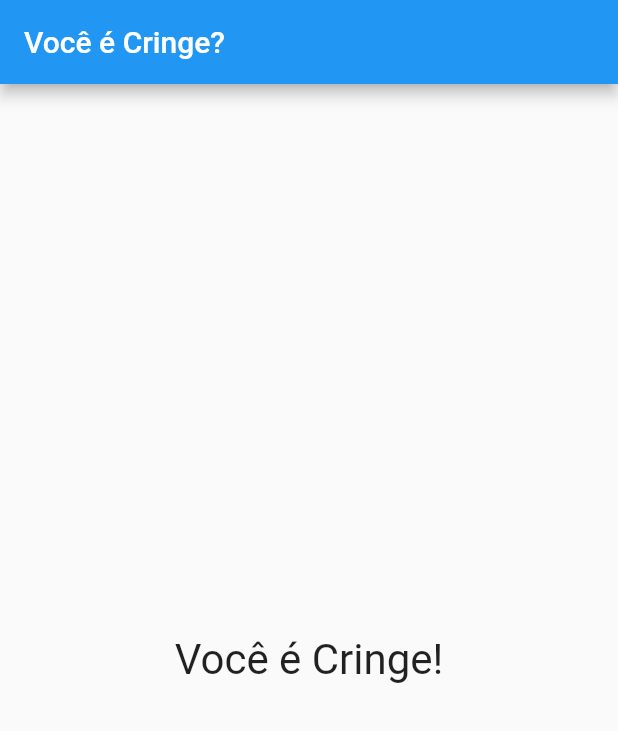
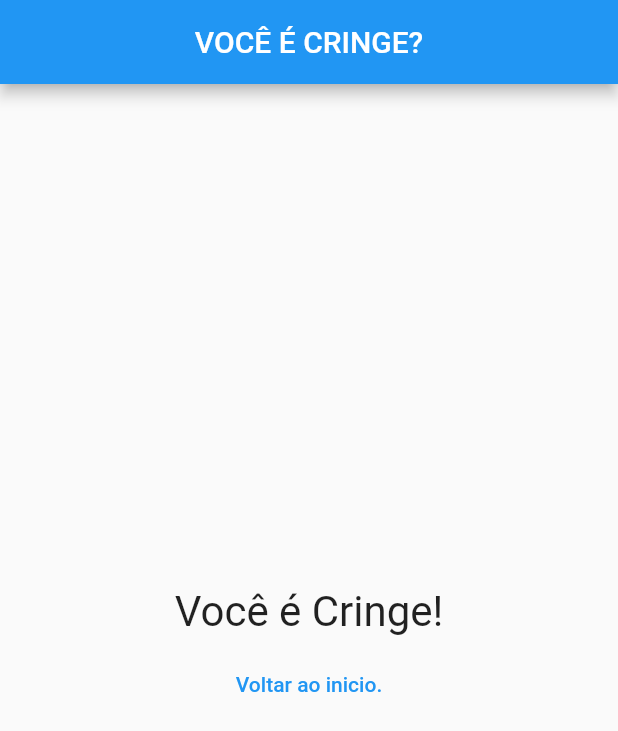
Before and after one commit to Oicak/Flutter_VcEhCringe, a Flutter app: the screen it shows after launch, after a tap on "1945 – 1964", on a phone screen of 412 x 824 dp. Shown: the top 731 px of the screen. Run offline on Flutter 3.47's test engine with Material 2 defaults, Android fonts, the phone set to English and light mode, and no system bars.

Commit message:
Commit - Aula 68

```diff
--- a/perguntas/lib/ehCringe.dart
+++ b/perguntas/lib/ehCringe.dart
@@ -1,16 +1,30 @@
 import 'package:flutter/material.dart';
+import 'package:flutter/rendering.dart';
 
 class EhCringe extends StatelessWidget {
   final String texto;
+  void Function() resetMain;
 
-  EhCringe(this.texto);
+  EhCringe(this.texto, this.resetMain);
 
   @override
   Widget build(BuildContext context) {
-    return Center(
-        child: Text(texto,
-            style: TextStyle(
-              fontSize: 28,
-            )));
+    return Column(
+      mainAxisAlignment: MainAxisAlignment.center,
+      children: [
+        Center(
+            child: Text(texto,
+                style: TextStyle(
+                  fontSize: 28,
+                ))),
+        Center(
+            child: Padding(
+                padding: EdgeInsets.all(8),
+                child: TextButton(
+                  onPressed: resetMain,
+                  child: Text("Voltar ao inicio."),
+                )))
+      ],
+    );
   }
 }
--- a/perguntas/lib/main.dart
+++ b/perguntas/lib/main.dart
@@ -13,7 +13,7 @@ class _PerguntaAppState extends State<PerguntaApp> {
 
   void _respostaVerdadeira() {
     setState(() {
-      _perguntaSelecionada <= 1
+      _perguntaSelecionada <= 2
           ? _perguntaSelecionada++
           : _perguntaSelecionada = 1;
     });
@@ -21,10 +21,17 @@ class _PerguntaAppState extends State<PerguntaApp> {
 
   void _respostaFalse() {
     setState(() {
-      _perguntaSelecionada <= 1
+      _perguntaSelecionada <= 2
           ? _perguntaSelecionada++
           : _perguntaSelecionada = 1;
       _indice = false;
+    });
+  }
+
+  void _resetMain() {
+    setState(() {
+      _perguntaSelecionada = 0;
+      _indice = true;
     });
   }
 
@@ -53,25 +60,31 @@ class _PerguntaAppState extends State<PerguntaApp> {
     return MaterialApp(
       home: Scaffold(
           appBar: AppBar(
-          title: Text('Você é Cringe?'),
+            title: Align(
+                alignment: Alignment.center, child: Text('VOCÊ É CRINGE?')),
           ),
-        body: _indice == true
+          body: _perguntaSelecionada > 2
+              ? EhCringe("Você não é Cringe!", _resetMain)
+              : _indice == true
                   ? Column(
                       children: [
-                  Questao(perguntas[_perguntaSelecionada]['texto'].toString()),
+                        Questao(perguntas[_perguntaSelecionada]['texto']
+                            .toString()),
                         Resposta(
-                      perguntas[_perguntaSelecionada]['resposta1'].toString(),
+                            perguntas[_perguntaSelecionada]['resposta1']
+                                .toString(),
                             _respostaFalse),
                         Resposta(
-                      perguntas[_perguntaSelecionada]['resposta2'].toString(),
+                            perguntas[_perguntaSelecionada]['resposta2']
+                                .toString(),
                             _respostaVerdadeira),
                         Resposta(
-                      perguntas[_perguntaSelecionada]['resposta3'].toString(),
+                            perguntas[_perguntaSelecionada]['resposta3']
+                                .toString(),
                             _respostaVerdadeira),
                       ],
                     )
-            : EhCringe("Você é Cringe!"),
-      ),
+                  : EhCringe("Você é Cringe!", _resetMain)),
     );
   }
 }
```
Lines whose indentation alone changed are shown as unchanged.
